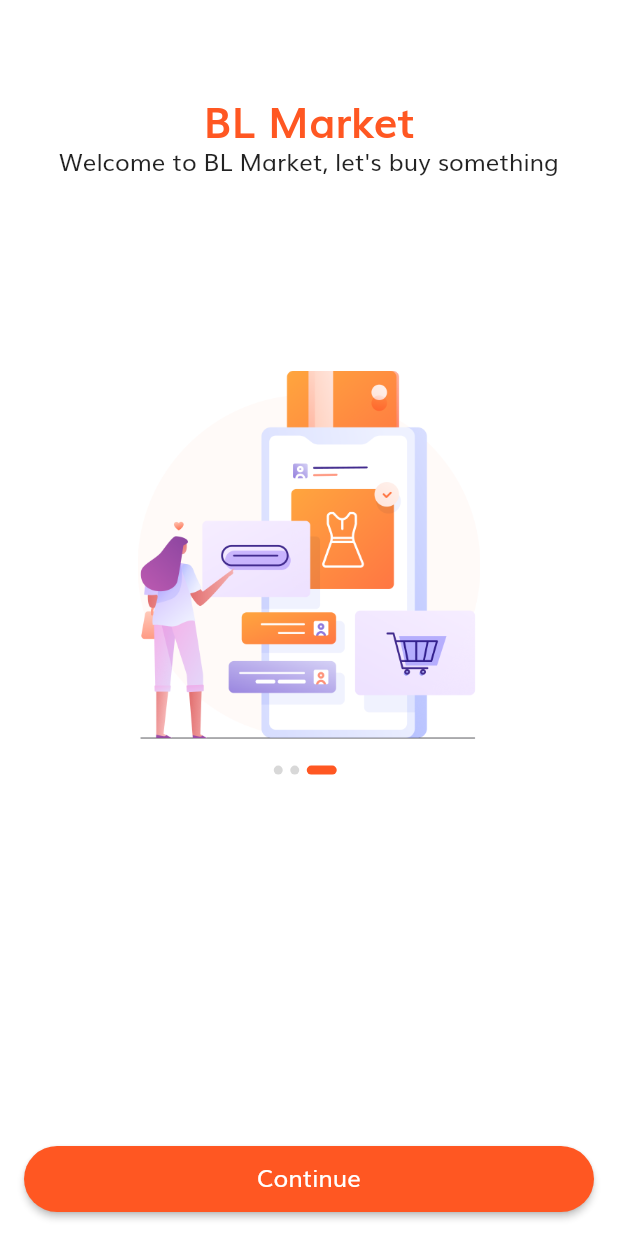
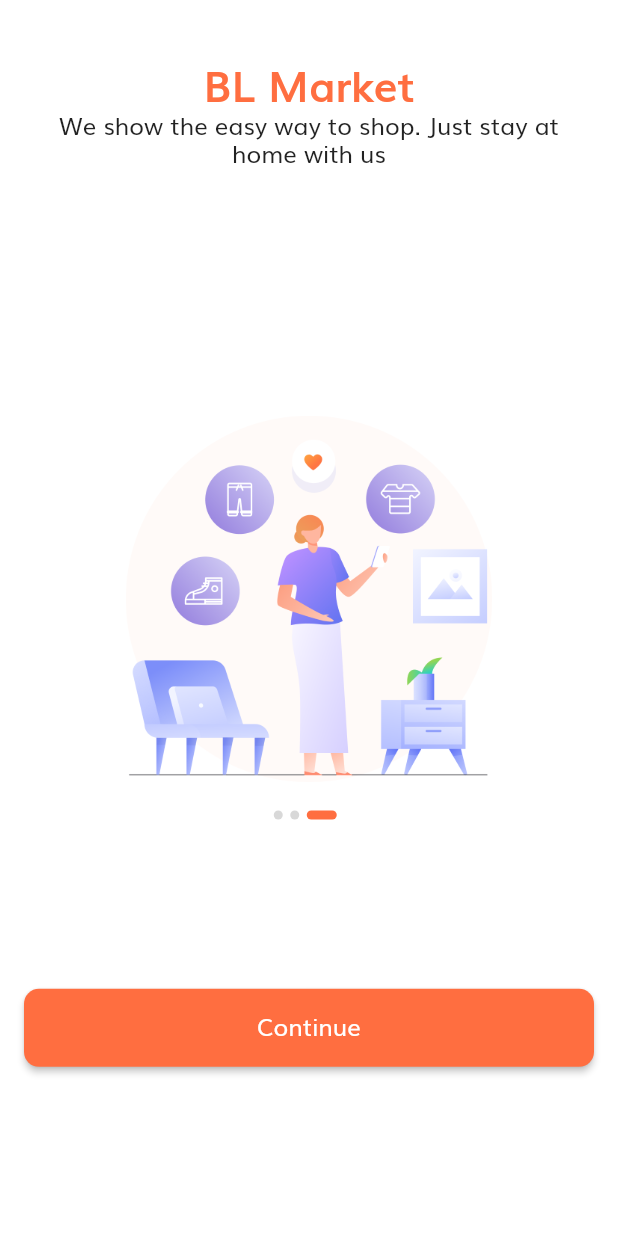
Before and after one commit to BaoLam2610/Flutter-EcommerceApp, a Flutter app: the screen it shows after launch, swiped to page 3, on a phone screen of 412 x 824 dp. Run offline on Flutter 3.47's test engine with Material 2 defaults, Android fonts, the phone set to English and light mode, and no system bars; our stand-ins replace dio, flutter_svg, get_it.

```diff
--- a/lib/configs/themes/app_themes.dart
+++ b/lib/configs/themes/app_themes.dart
@@ -1,3 +1,4 @@
+import 'package:ecommerce_app/configs/themes/widget_themes.dart';
 import 'package:flutter/material.dart';
 import 'color_themes.dart';
 import 'text_themes.dart';
@@ -7,7 +8,9 @@ ThemeData theme() {
     scaffoldBackgroundColor: Colors.white,
     fontFamily: fontFamilyDefault,
     textTheme: textTheme(),
+    inputDecorationTheme: inputDecorationTheme(),
     colorScheme: colorScheme(),
+    checkboxTheme: checkboxTheme(),
     appBarTheme: appBarTheme(),
   );
 }
--- /dev/null
+++ b/lib/configs/themes/button_themes.dart
@@ -0,0 +1,10 @@
+import 'package:ecommerce_app/configs/themes/shapes.dart';
+import 'package:flutter/material.dart';
+
+final primarySmallRoundedButtonTheme = ElevatedButton.styleFrom(
+  shape: buttonBorderShapeSmall,
+);
+
+final primaryDefaultRoundedButtonTheme = ElevatedButton.styleFrom(
+  shape: const StadiumBorder(),
+);
--- a/lib/configs/themes/color_themes.dart
+++ b/lib/configs/themes/color_themes.dart
@@ -2,9 +2,11 @@ import 'package:flutter/material.dart';
 
 ColorScheme colorScheme() {
   return ColorScheme.fromSeed(
-    seedColor: Colors.deepOrange,
-    primary: Colors.deepOrange,
+    seedColor: Colors.deepOrangeAccent,
+    primary: Colors.deepOrangeAccent,
     secondary: Colors.orange,
-    surface: const Color(0xFFD8D8D8)
+    surface: const Color(0xFFD8D8D8),
   );
 }
+
+const colorLightGrey = Color(0xFFF5F6F9);
--- /dev/null
+++ b/lib/configs/themes/dimens.dart
@@ -0,0 +1,6 @@
+const double buttonHeightDefault = 44;
+const double buttonHeightLarge = 52;
+
+const double iconSizeLarge = 52;
+const double iconSizeMedium = 48;
+const double iconSizeDefault = 32;
--- /dev/null
+++ b/lib/configs/themes/shapes.dart
@@ -0,0 +1,5 @@
+import 'package:flutter/material.dart';
+
+const buttonBorderShapeSmall = RoundedRectangleBorder(
+  borderRadius: BorderRadius.all(Radius.circular(10)),
+);
--- a/lib/configs/themes/text_themes.dart
+++ b/lib/configs/themes/text_themes.dart
@@ -2,6 +2,7 @@ import 'package:flutter/material.dart';
 
 const String fontFamilyDefault = 'Muli';
 const Color textColorDefault = Colors.black87;
+const Color textColorGrey = Color.fromARGB(255, 116, 116, 116);
 const double textHeight = 1.2;
 
 const TextStyle textStyleRegularDefault = TextStyle(
@@ -17,14 +18,32 @@ const TextStyle textStyleBoldDefault = TextStyle(
 
 TextTheme textTheme() {
   return TextTheme(
-    displayLarge: textStyleBoldDefault.copyWith(fontSize: 28),
-    displayMedium: textStyleBoldDefault.copyWith(fontSize: 26),
-    displaySmall: textStyleBoldDefault.copyWith(fontSize: 24),
-    titleLarge: textStyleBoldDefault.copyWith(fontSize: 20),
-    titleMedium: textStyleBoldDefault.copyWith(fontSize: 18),
-    titleSmall: textStyleBoldDefault.copyWith(fontSize: 16),
+    // headline
+    headlineLarge: textStyleBoldDefault.copyWith(fontSize: 28),
+    headlineMedium: textStyleBoldDefault.copyWith(fontSize: 26),
+    headlineSmall: textStyleBoldDefault.copyWith(fontSize: 24),
+    // display
+    displayLarge: textStyleBoldDefault.copyWith(fontSize: 22),
+    displayMedium: textStyleBoldDefault.copyWith(fontSize: 20),
+    displaySmall: textStyleBoldDefault.copyWith(fontSize: 18),
+    // label
+    labelLarge: textStyleRegularDefault.copyWith(fontSize: 26),
+    labelMedium: textStyleRegularDefault.copyWith(fontSize: 24),
+    labelSmall: textStyleRegularDefault.copyWith(fontSize: 22),
+    // title
+    titleLarge: textStyleRegularDefault.copyWith(fontSize: 20),
+    titleMedium: textStyleRegularDefault.copyWith(fontSize: 18),
+    titleSmall: textStyleRegularDefault.copyWith(fontSize: 16),
+    // body
     bodyLarge: textStyleRegularDefault.copyWith(fontSize: 18),
     bodyMedium: textStyleRegularDefault.copyWith(fontSize: 16),
     bodySmall: textStyleRegularDefault.copyWith(fontSize: 14),
   );
 }
+
+InputDecorationTheme inputDecorationTheme() => const InputDecorationTheme(
+      hintStyle: TextStyle(
+        fontSize: 16,
+        fontWeight: FontWeight.normal,
+      ),
+    );
--- /dev/null
+++ b/lib/core/constants/icons.dart
@@ -0,0 +1,6 @@
+// ignore_for_file: constant_identifier_names
+const String iconPath = 'assets/icons';
+
+const String ic_facebook = '$iconPath/facebook.svg';
+const String ic_google = '$iconPath/google.svg';
+const String ic_twitter = '$iconPath/twitter.svg';
--- /dev/null
+++ b/lib/core/constants/images.dart
@@ -0,0 +1,6 @@
+// ignore_for_file: constant_identifier_names
+const String imagePath = 'assets/images';
+
+const String splash_1 = '$imagePath/splash_1.png';
+const String splash_2 = '$imagePath/splash_2.png';
+const String splash_3 = '$imagePath/splash_3.png';
--- /dev/null
+++ b/lib/core/constants/strings.dart
@@ -0,0 +1,23 @@
+// ignore_for_file: constant_identifier_names
+
+const String text_app_name = 'BL Market';
+const String text_intro_1 = 'Welcome to $text_app_name, let\'s buy something';
+const String text_intro_2 = 'We help people conect with store around Vietnam';
+const String text_intro_3 =
+    'We show the easy way to shop. Just stay at home with us';
+
+const String text_login = 'Login';
+const String text_register = 'Register';
+const String text_sign_in = 'Sign In';
+const String text_sign_up = 'Sign Up';
+const String text_welcome_back = 'Welcome Back';
+const String text_login_description =
+    'Sign in with your email and password or continue with social media';
+const String text_email = 'Email';
+const String text_email_hint = 'Enter your email';
+const String text_password = 'Password';
+const String text_password_hint = 'Enter your password';
+const String text_remember_me = 'Remember me';
+const String text_forgot_password = 'Forgot password';
+const String text_continue = 'Continue';
+const String text_dont_have_an_account = 'Don\'t have an account? ';
--- a/lib/features/auth/presentation/pages/intro/intro_page.dart
+++ b/lib/features/auth/presentation/pages/intro/intro_page.dart
@@ -1,5 +1,10 @@
-import 'package:ecommerce_app/core/extensions/widget_extensions.dart';
 import 'package:flutter/material.dart';
+
+import '../../../../../configs/themes/button_themes.dart';
+import '../../../../../configs/themes/dimens.dart';
+import '../../../../../core/constants/images.dart';
+import '../../../../../core/constants/strings.dart';
+import '../../../../../core/extensions/widget_extensions.dart';
 
 class IntroPage extends StatefulWidget {
   const IntroPage({super.key});
@@ -10,6 +15,20 @@ class IntroPage extends StatefulWidget {
 
 class _IntroPageState extends State<IntroPage> {
   int currentIndex = 0;
+  final introList = [
+    {
+      'text': text_intro_1,
+      'image': splash_1,
+    },
+    {
+      'text': text_intro_2,
+      'image': splash_2,
+    },
+    {
+      'text': text_intro_3,
+      'image': splash_3,
+    },
+  ];
 
   @override
   Widget build(BuildContext context) {
@@ -21,19 +40,32 @@ class _IntroPageState extends State<IntroPage> {
   _buildBody() => Column(
         children: [
           Expanded(
-            flex: 3,
+            flex: 1,
+            child: Container(
+              alignment: Alignment.bottomCenter,
+              child: Text(
+                text_app_name,
+                style: context.headlineLarge?.copyWith(
+                  color: context.primary,
+                ),
+              ),
+            ),
+          ),
+          Expanded(
+            flex: 6,
             child: PageView.builder(
               onPageChanged: (value) => setState(() {
                 currentIndex = value;
               }),
-              itemCount: 3,
+              itemCount: introList.length,
               itemBuilder: (context, index) {
-                return _buildPageItem();
+                final intro = introList[index];
+                return _buildPageItem(intro);
               },
             ),
           ),
           Expanded(
-            flex: 2,
+            flex: 4,
             child: SizedBox(
               height: double.infinity,
               child: Column(
@@ -47,7 +79,8 @@ class _IntroPageState extends State<IntroPage> {
                     ),
                   ),
                   const Spacer(),
-                  _buildBottomButton()
+                  _buildBottomButton(),
+                  const Spacer(),
                 ],
               ),
             ),
@@ -55,27 +88,24 @@ class _IntroPageState extends State<IntroPage> {
         ],
       );
 
-  _buildPageItem() => Column(
+  _buildPageItem(Map<String, dynamic> intro) => Column(
         mainAxisAlignment: MainAxisAlignment.center,
         children: [
-          const Spacer(),
-          Text(
-            'BL Market',
-            style: context.textTheme.displayLarge?.copyWith(
-              color: context.colorScheme.primary,
+          Padding(
+            padding: const EdgeInsets.symmetric(horizontal: 16),
+            child: Text(
+              intro['text'].toString(),
+              style: context.bodyMedium,
+              textAlign: TextAlign.center,
             ),
-          ),
-          Text(
-            'Welcome to BL Market, let\'s buy something',
-            style: context.textTheme.bodyMedium,
           ),
           const Spacer(flex: 2),
           SizedBox(
-            width: context.mediaQuery.size.width * 0.6,
+            width: context.width * 0.6,
             child: AspectRatio(
               aspectRatio: 1,
               child: Image.asset(
-                'assets/images/splash_1.png',
+                intro['image'].toString(),
               ),
             ),
           ),
@@ -88,27 +118,21 @@ class _IntroPageState extends State<IntroPage> {
         height: 6,
         width: currentIndex == index ? 20 : 6,
         decoration: BoxDecoration(
-            color: currentIndex == index
-                ? context.colorScheme.primary
-                : context.colorScheme.surface,
+            color: currentIndex == index ? context.primary : context.surface,
             borderRadius: BorderRadius.circular(3)),
       );
 
   _buildBottomButton() => Padding(
         padding: const EdgeInsets.all(16.0),
         child: SizedBox(
-          height: 44,
+          height: buttonHeightLarge,
           width: double.infinity,
           child: ElevatedButton(
               onPressed: () {},
-              style: ElevatedButton.styleFrom(
-                shape: const StadiumBorder(),
-              ),
+              style: primarySmallRoundedButtonTheme,
               child: Text(
-                'Continue',
-                style: context.textTheme.bodyMedium?.copyWith(
-                  color: Colors.white,
-                ),
+                text_continue,
+                style: context.buttonTextTheme,
               )),
         ),
       );
--- a/lib/main.dart
+++ b/lib/main.dart
@@ -1,6 +1,8 @@
-import 'package:ecommerce_app/features/auth/presentation/pages/intro/intro_page.dart';
 import 'package:flutter/material.dart';
+
 import 'configs/themes/app_themes.dart';
+import 'features/auth/presentation/pages/intro/intro_page.dart';
+import 'features/auth/presentation/pages/login/login_page.dart';
 import 'injection_container.dart';
 
 void main() async {
--- a/pubspec.yaml
+++ b/pubspec.yaml
@@ -55,6 +55,7 @@ flutter:
   uses-material-design: true
   assets:
     - assets/images/
+    - assets/icons/
 
   fonts:
     - family: Muli
```
Also changed, not shown: lib/configs/themes/widget_themes.dart (added, +8 -0 lines), lib/core/extensions/widget_extensions.dart (+76 -1 lines), lib/features/auth/presentation/pages/login/login_page.dart (added, +161 -0 lines), lib/features/auth/presentation/widgets/label_text_field.dart (added, +36 -0 lines), lib/features/auth/presentation/widgets/social_card.dart (added, +27 -0 lines), assets/icons/facebook.svg (added), assets/icons/google.svg (added), assets/icons/twitter.svg (added).
